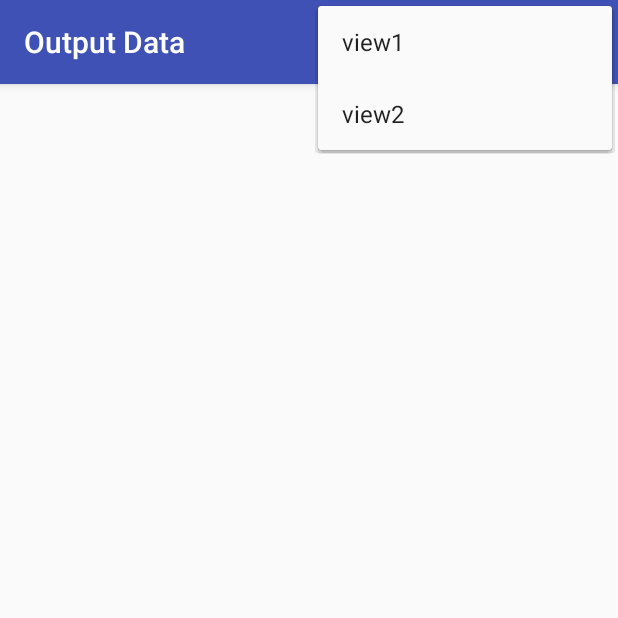
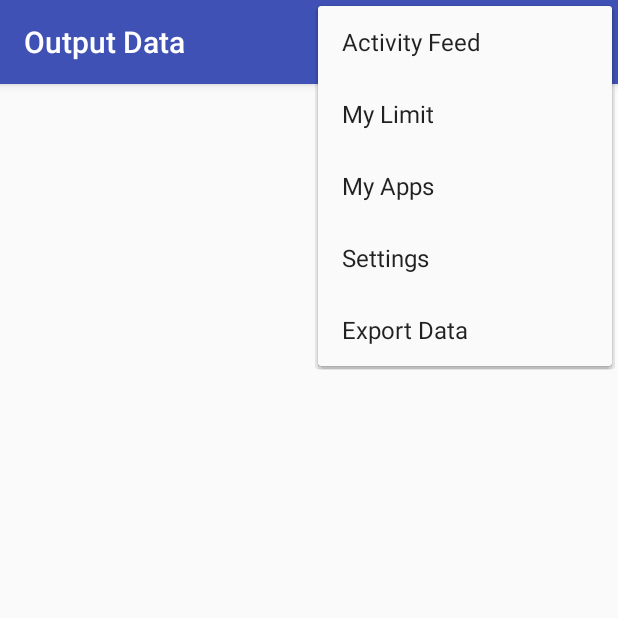
Before and after one commit to zmz0305/cs465_project, an Android app: the DataOutputActivity screen opened directly, with no data from a screen before it, with the options menu open, on a phone screen of 412 x 824 dp, the top half of it. Run offline under Robolectric (Android 15) with nearby library versions, the phone set to English and light mode, and no system bars.

Commit message:
modify the items in menu

```diff
--- a/app/src/main/res/menu/popup_menu.xml
+++ b/app/src/main/res/menu/popup_menu.xml
@@ -1,7 +1,13 @@
 <?xml version="1.0" encoding="utf-8"?>
 <menu xmlns:android="http://schemas.android.com/apk/res/android">
-    <item android:id="@+id/view1"
-        android:title="view1" />
-    <item android:id="@+id/view2"
-        android:title="view2" />
+    <item android:id="@+id/activity_feed_button"
+        android:title="Activity Feed" />
+    <item android:id="@+id/my_limit_button"
+        android:title="My Limit" />
+    <item android:id="@+id/my_apps_button"
+        android:title="My Apps" />
+    <item android:id="@+id/settings_button"
+        android:title="Settings" />
+    <item android:id="@+id/export_data_button"
+        android:title="Export Data" />
 </menu>
--- a/app/src/main/res/values/styles.xml
+++ b/app/src/main/res/values/styles.xml
@@ -6,6 +6,14 @@
         <item name="colorPrimary">@color/colorPrimary</item>
         <item name="colorPrimaryDark">@color/colorPrimaryDark</item>
         <item name="colorAccent">@color/colorAccent</item>
+        <!--
+        <item name="actionOverflowMenuStyle">@style/OverflowMenu</item>
+        !-->
     </style>
 
+    <!--
+    <style name="OverflowMenu" parent="Widget.AppCompat.PopupMenu.Overflow">
+        <item name="overlapAnchor">false</item>
+    </style>
+    !-->
 </resources>
```
